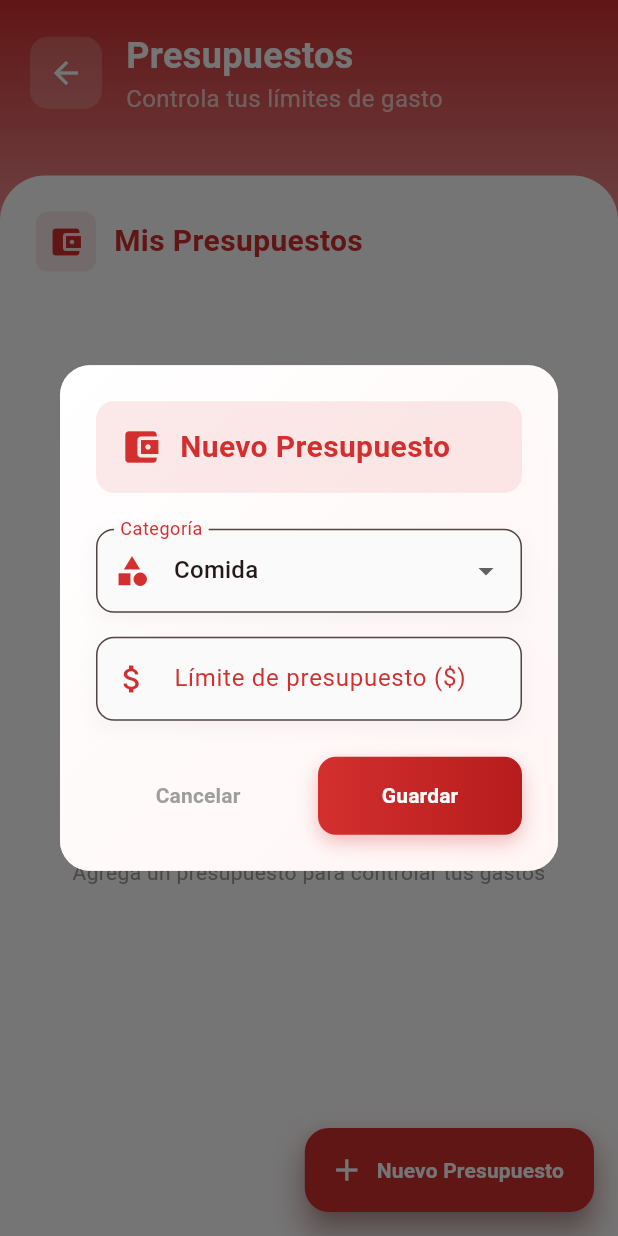
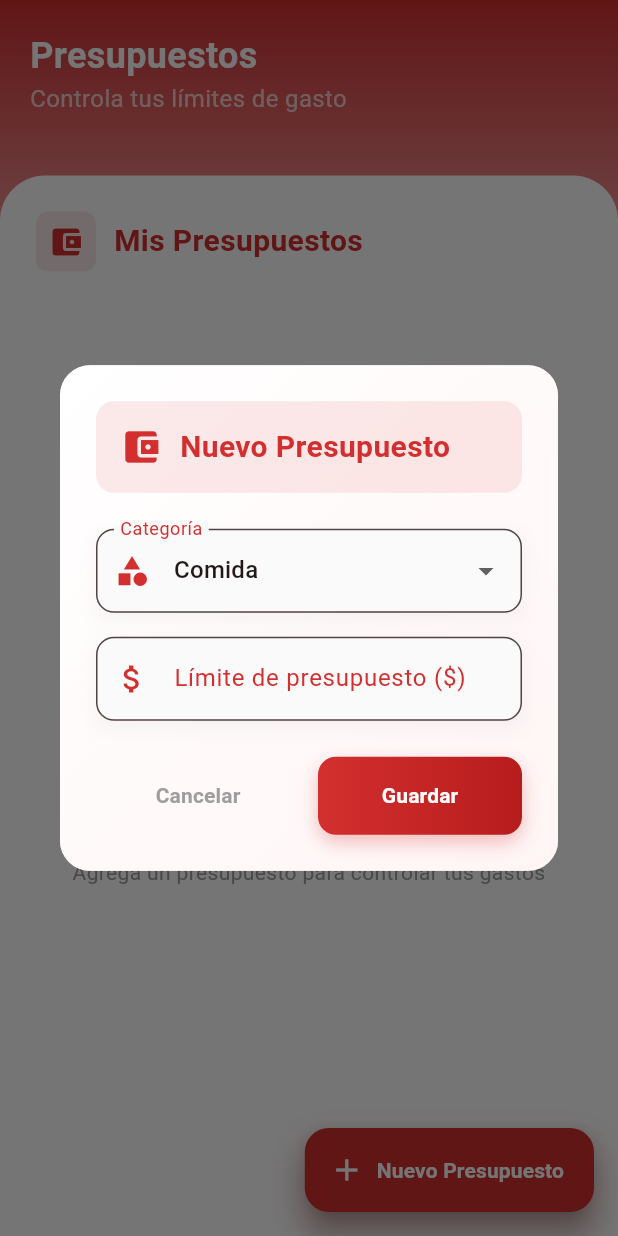
Before and after one commit to luismanuelcldev/Gastos, a Flutter app: the VistaPresupuestos screen opened by its route, after a tap on "Nuevo Presupuesto", on a phone screen of 412 x 824 dp. Run offline on Flutter 3.47's test engine with Material 3 defaults, Android fonts, the phone set to English and light mode, and no system bars; our stand-ins replace fl_chart, flutter_bloc, go_router, pdf, share_plus, shared_preferences; missing offline and left inert: excel; accounts and stored records are empty.

Commit message:
add: Mejorar la vista de presupuestos con diálogos para agregar y editar presupuestos, y optimizar el encabezado

```diff
--- a/lib/views/presupuestos_view.dart
+++ b/lib/views/presupuestos_view.dart
@@ -3,6 +3,7 @@ import 'package:flutter_bloc/flutter_bloc.dart';
 import '../cubit/gastos_cubit.dart';
 import '../models/presupuesto.dart';
 
+// Vista para gestionar los presupuestos de gastos
 class VistaPresupuestos extends StatelessWidget {
   const VistaPresupuestos({super.key});
 
@@ -64,23 +65,13 @@ class VistaPresupuestos extends StatelessWidget {
     );
   }
 
+  // Construye el encabezado de la vista
   Widget _buildHeader(BuildContext context) {
     return Container(
       padding: const EdgeInsets.all(20),
-      child: Row(
+      child: const Row(
         children: [
-          Container(
-            decoration: BoxDecoration(
-              color: Colors.white.withOpacity(0.2),
-              borderRadius: BorderRadius.circular(12),
-            ),
-            child: IconButton(
-              onPressed: () => Navigator.pop(context),
-              icon: const Icon(Icons.arrow_back, color: Colors.white),
-            ),
-          ),
-          const SizedBox(width: 16),
-          const Column(
+          Column(
             crossAxisAlignment: CrossAxisAlignment.start,
             children: [
               Text(
@@ -102,14 +93,20 @@ class VistaPresupuestos extends StatelessWidget {
     );
   }
 
-  static void _mostrarDialogoAgregar(BuildContext context) {
+  // Muestra el diálogo para agregar o editar un presupuesto
+  static void _mostrarDialogoAgregar(
+    BuildContext context, {
+    Presupuesto? presupuestoEditar,
+  }) {
     final formKey = GlobalKey<FormState>();
-    final limiteController = TextEditingController();
-    String categoriaSeleccionada = '';
+    final limiteController = TextEditingController(
+      text: presupuestoEditar?.limite.toString() ?? '',
+    );
+    String categoriaSeleccionada = presupuestoEditar?.categoria ?? '';
 
     // Obtener categorias disponibles
     final categorias = context.read<GastosCubit>().state.categorias;
-    if (categorias.isNotEmpty) {
+    if (categoriaSeleccionada.isEmpty && categorias.isNotEmpty) {
       categoriaSeleccionada = categorias.first.nombre;
     }
 
@@ -142,17 +139,19 @@ class VistaPresupuestos extends StatelessWidget {
                             color: const Color(0xFFD32F2F).withOpacity(0.1),
                             borderRadius: BorderRadius.circular(12),
                           ),
-                          child: const Row(
+                          child: Row(
                             children: [
-                              Icon(
+                              const Icon(
                                 Icons.account_balance_wallet,
                                 color: Color(0xFFD32F2F),
                                 size: 28,
                               ),
-                              SizedBox(width: 12),
+                              const SizedBox(width: 12),
                               Text(
-                                'Nuevo Presupuesto',
-                                style: TextStyle(
+                                presupuestoEditar != null
+                                    ? 'Editar Presupuesto'
+                                    : 'Nuevo Presupuesto',
+                                style: const TextStyle(
                                   fontSize: 20,
                                   fontWeight: FontWeight.bold,
                                   color: Color(0xFFD32F2F),
@@ -182,11 +181,21 @@ class VistaPresupuestos extends StatelessWidget {
                                       categoriaSeleccionada.isNotEmpty
                                           ? categoriaSeleccionada
                                           : null,
+                                  onChanged:
+                                      presupuestoEditar != null
+                                          ? null
+                                          : (value) => setState(
+                                            () =>
+                                                categoriaSeleccionada = value!,
+                                          ),
                                   decoration: InputDecoration(
                                     labelText: 'Categoría',
                                     prefixIcon: const Icon(Icons.category),
                                     filled: true,
-                                    fillColor: Colors.grey[50],
+                                    fillColor:
+                                        presupuestoEditar != null
+                                            ? Colors.grey[200]
+                                            : Colors.grey[50],
                                     border: OutlineInputBorder(
                                       borderRadius: BorderRadius.circular(12),
                                       borderSide: BorderSide(
@@ -210,10 +219,6 @@ class VistaPresupuestos extends StatelessWidget {
                                             ),
                                           )
                                           .toList(),
-                                  onChanged:
-                                      (value) => setState(
-                                        () => categoriaSeleccionada = value!,
-                                      ),
                                   validator:
                                       (value) =>
                                           value == null
@@ -336,15 +341,17 @@ class VistaPresupuestos extends StatelessWidget {
                                         context,
                                       ).showSnackBar(
                                         SnackBar(
-                                          content: const Row(
+                                          content: Row(
                                             children: [
-                                              Icon(
+                                              const Icon(
                                                 Icons.check_circle,
                                                 color: Colors.white,
                                               ),
-                                              SizedBox(width: 8),
+                                              const SizedBox(width: 8),
                                               Text(
-                                                '¡Presupuesto configurado exitosamente!',
+                                                presupuestoEditar != null
+                                                    ? '¡Presupuesto actualizado!'
+                                                    : '¡Presupuesto configurado!',
                                               ),
                                             ],
                                           ),
@@ -392,6 +399,7 @@ class VistaPresupuestos extends StatelessWidget {
   }
 }
 
+// Widget que muestra la lista de presupuestos configurados
 class _ListaPresupuestos extends StatelessWidget {
   const _ListaPresupuestos();
 
@@ -571,7 +579,23 @@ class _ListaPresupuestos extends StatelessWidget {
                                               8,
                                             ),
                                           ),
-                                          child: IconButton(
+                                          child: Row(
+                                            mainAxisSize: MainAxisSize.min,
+                                            children: [
+                                              IconButton(
+                                                icon: const Icon(
+                                                  Icons.edit,
+                                                  color: Color(0xFFD32F2F),
+                                                ),
+                                                onPressed:
+                                                    () =>
+                                                        VistaPresupuestos._mostrarDialogoAgregar(
+                                                          context,
+                                                          presupuestoEditar:
+                                                              presupuesto,
+                                                        ),
+                                              ),
+                                              IconButton(
                                                 icon: const Icon(
                                                   Icons.delete,
                                                   color: Color(0xFFD32F2F),
@@ -581,6 +605,8 @@ class _ListaPresupuestos extends StatelessWidget {
                                                       context,
                                                       presupuesto,
                                                     ),
+                                              ),
+                                            ],
                                           ),
                                         ),
                                       ],
@@ -687,6 +713,7 @@ class _ListaPresupuestos extends StatelessWidget {
     );
   }
 
+  // Muestra un diálogo de confirmación para eliminar un presupuesto
   void _confirmarEliminacion(BuildContext context, Presupuesto presupuesto) {
     showDialog(
       context: context,
```
Lines whose indentation alone changed are shown as unchanged.
